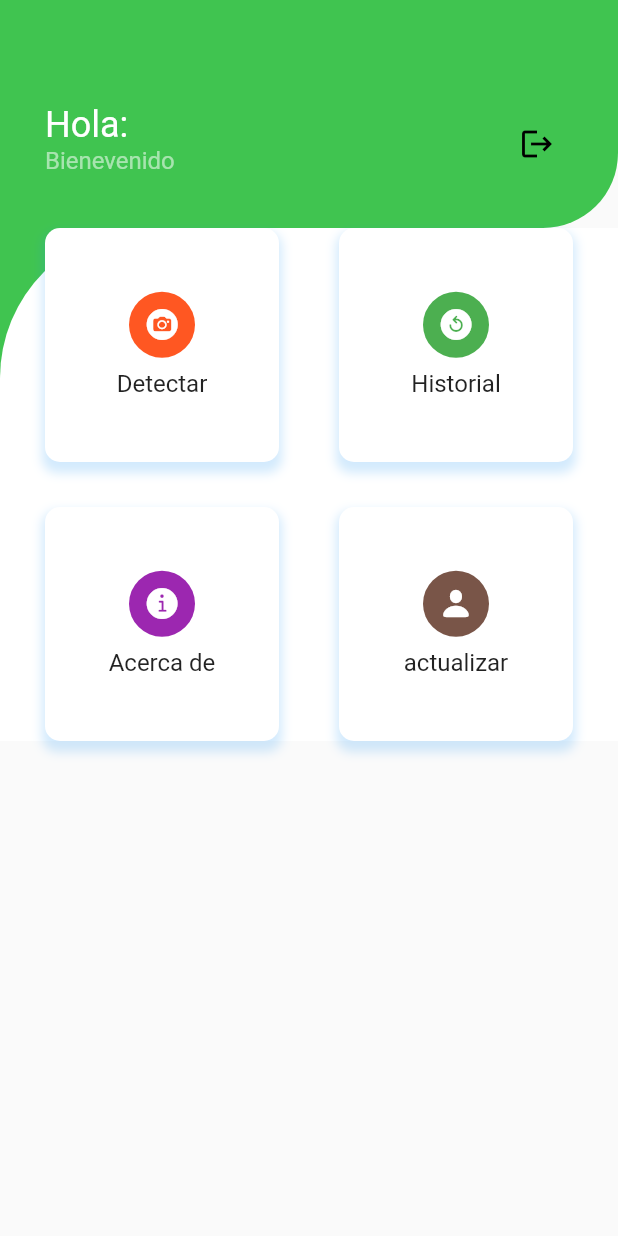
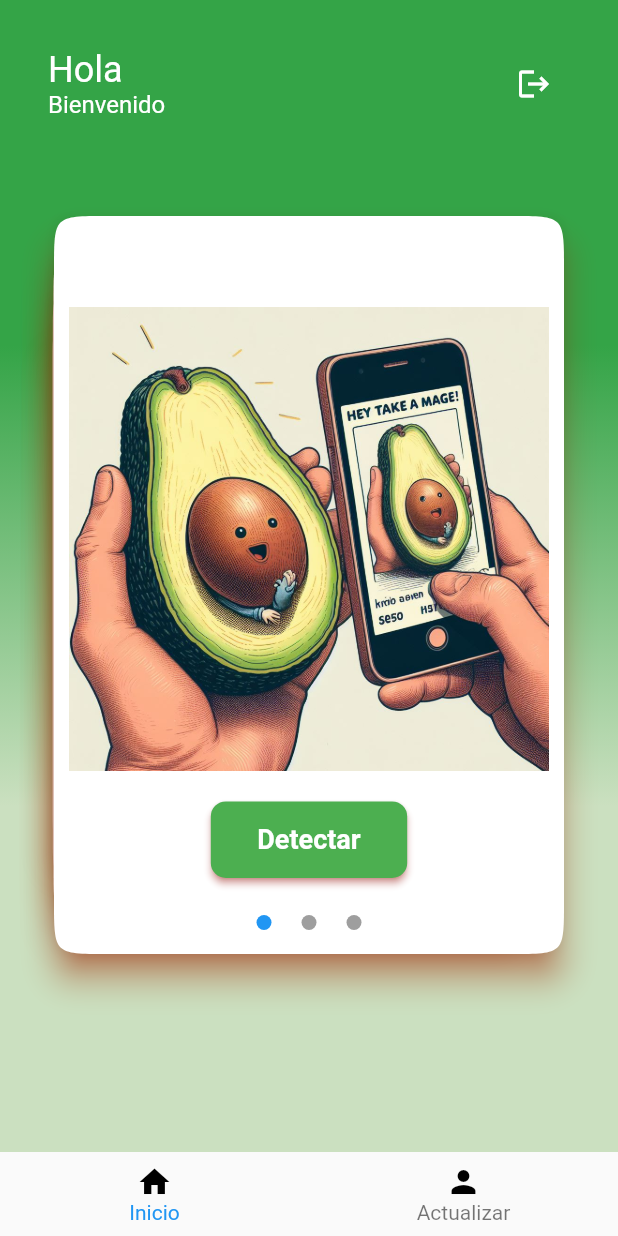
Before and after one commit to EduardoTrujillo0410/AppVocado, a Flutter app: the screen it shows once a user with an empty profile is signed in, on a phone screen of 412 x 824 dp. Run offline on Flutter 3.47's test engine with Material 2 defaults, Android fonts, the light colour scheme and no system bars; our stand-ins replace firebase_auth, firebase_core, flutter_swiper_view; accounts and stored records are empty; network calls fail.

Commit message:
FIXEDMENU V 0.2.1

```diff
--- /dev/null
+++ b/lib/components/colores.dart
@@ -0,0 +1,9 @@
+import 'package:flutter/material.dart';
+
+Color primaryTextColor = Color(0xFF414C6B);
+Color secondaryTextColor = Color(0xFFE4979E);
+Color titleTextColor = Colors.white;
+Color contentTextColor = Color(0xff868686);
+Color navigationColor = Color.fromARGB(255, 255, 255, 255);
+Color gradientStartColor = Color.fromARGB(255, 52, 164, 71);
+Color gradientEndColor = Color.fromARGB(255, 203, 224, 192);
--- a/lib/components/my_button.dart
+++ b/lib/components/my_button.dart
@@ -18,7 +18,7 @@ class MyButton extends StatelessWidget {
         padding: const EdgeInsets.all(25),
         margin: const EdgeInsets.symmetric(horizontal: 25.0),
         decoration: BoxDecoration(
-          color: Color.fromARGB(255, 106, 5, 101),
+          color: const Color.fromARGB(255, 106, 5, 101),
           borderRadius: BorderRadius.circular(8),
         ),
         child: Center(
--- a/lib/components/my_textfield.dart
+++ b/lib/components/my_textfield.dart
@@ -26,7 +26,7 @@ class MyTextField extends StatelessWidget {
             focusedBorder: const OutlineInputBorder(
               borderSide: BorderSide(color: Color.fromARGB(255, 138, 138, 138)),
             ),
-            fillColor: const Color.fromARGB(190, 255, 255, 255),
+            fillColor: const Color.fromARGB(236, 255, 255, 255),
             filled: true,
             hintText: hintText,
             hintStyle: const TextStyle(color: Color.fromARGB(255, 0, 0, 0))),
--- /dev/null
+++ b/lib/components/widgets.dart
@@ -0,0 +1,182 @@
+import 'package:appvocado/views/acerca_de_page.dart';
+import 'package:appvocado/views/detectar_page.dart';
+import 'package:appvocado/views/historial_page.dart';
+import 'package:flutter/material.dart';
+
+class DetectarCard extends StatelessWidget {
+  const DetectarCard({super.key});
+
+  @override
+  Widget build(BuildContext context) {
+    return Card(
+      elevation: 9.0,
+      color: Color.fromARGB(255, 255, 255, 255),
+      shadowColor: Color.fromARGB(255, 255, 60, 0),
+      shape:
+          ContinuousRectangleBorder(borderRadius: BorderRadius.circular(35.0)),
+      child: Column(
+        mainAxisAlignment: MainAxisAlignment.center,
+        children: [
+          Container(
+            padding: const EdgeInsets.all(10.0),
+            width: double
+                .infinity, // La imagen ocupa toda la anchura de la tarjeta
+            height: MediaQuery.of(context).size.height *
+                0.40, // Ajusta la altura según lo que necesites
+            child: Image.asset(
+              'lib/images/detectar.jpeg', // Ruta de la imagen
+              fit: BoxFit.cover, // Ajusta la imagen dentro del contenedor
+            ),
+          ),
+          const SizedBox(height: 10.0),
+          ElevatedButton(
+            onPressed: () {
+              Navigator.push(context,
+                  MaterialPageRoute(builder: (context) => DetectarPage()));
+            },
+            style: ElevatedButton.styleFrom(
+              shape: RoundedRectangleBorder(
+                borderRadius: BorderRadius.circular(10.0),
+              ),
+              backgroundColor: Colors.green, // Color de fondo del botón
+              foregroundColor: Colors.white, // Color del texto del botón
+              shadowColor: Colors.red, // Color de la sombra
+              textStyle: const TextStyle(
+                fontSize: 18.0,
+                fontWeight: FontWeight.bold,
+              ),
+            ),
+            child: Container(
+              padding: const EdgeInsets.all(15.0),
+              child: const Text(
+                'Detectar',
+                style: TextStyle(
+                  fontSize: 18.0,
+                  fontWeight: FontWeight.bold,
+                ),
+              ),
+            ),
+          ),
+        ],
+      ),
+    );
+  }
+}
+
+class HistorialCard extends StatelessWidget {
+  const HistorialCard({super.key});
+
+  @override
+  Widget build(BuildContext context) {
+    return Card(
+      elevation: 9.0,
+      shadowColor: Color.fromARGB(255, 255, 115, 0),
+      shape:
+          ContinuousRectangleBorder(borderRadius: BorderRadius.circular(35.0)),
+      child: Column(
+        mainAxisAlignment: MainAxisAlignment.center,
+        children: [
+          Container(
+            padding: const EdgeInsets.all(10.0),
+            width: double
+                .infinity, // La imagen ocupa toda la anchura de la tarjeta
+            height: MediaQuery.of(context).size.height *
+                0.40, // Ajusta la altura según lo que necesites
+            child: Image.asset(
+              'lib/images/Historial.jpeg', // Ruta de la imagen
+              fit: BoxFit.cover, // Ajusta la imagen dentro del contenedor
+            ),
+          ),
+          const SizedBox(height: 10.0),
+          ElevatedButton(
+            onPressed: () {
+              Navigator.push(context,
+                  MaterialPageRoute(builder: (context) => HistorialPage()));
+            },
+            style: ElevatedButton.styleFrom(
+              shape: RoundedRectangleBorder(
+                borderRadius: BorderRadius.circular(10.0),
+              ),
+              backgroundColor: Colors.green, // Color de fondo del botón
+              foregroundColor: Colors.white, // Color del texto del botón
+              shadowColor: Colors.red, // Color de la sombra
+              textStyle: const TextStyle(
+                fontSize: 18.0,
+                fontWeight: FontWeight.bold,
+              ),
+            ),
+            child: Container(
+              padding: const EdgeInsets.all(15.0),
+              child: const Text(
+                'Historial',
+                style: TextStyle(
+                  fontSize: 18.0,
+                  fontWeight: FontWeight.bold,
+                ),
+              ),
+            ),
+          ),
+        ],
+      ),
+    );
+  }
+}
+
+class AcercaDeCard extends StatelessWidget {
+  const AcercaDeCard({super.key});
+
+  @override
+  Widget build(BuildContext context) {
+    return Card(
+      elevation: 9.0,
+      shadowColor: const Color.fromARGB(255, 232, 56, 3),
+      shape:
+          ContinuousRectangleBorder(borderRadius: BorderRadius.circular(35.0)),
+      child: Column(
+        mainAxisAlignment: MainAxisAlignment.center,
+        children: [
+          Container(
+            padding: const EdgeInsets.all(10.0),
+            width: double
+                .infinity, // La imagen ocupa toda la anchura de la tarjeta
+            height: MediaQuery.of(context).size.height *
+                0.40, // Ajusta la altura según lo que necesites
+            child: Image.asset(
+              'lib/images/acerca_de.jpeg', // Ruta de la imagen
+              fit: BoxFit.cover, // Ajusta la imagen dentro del contenedor
+            ),
+          ),
+          const SizedBox(height: 10.0),
+          ElevatedButton(
+            onPressed: () {
+              Navigator.push(context,
+                  MaterialPageRoute(builder: (context) => AcercaDePage()));
+            },
+            style: ElevatedButton.styleFrom(
+              shape: RoundedRectangleBorder(
+                borderRadius: BorderRadius.circular(10.0),
+              ),
+              backgroundColor: Colors.green, // Color de fondo del botón
+              foregroundColor: Colors.white, // Color del texto del botón
+              shadowColor: Colors.red, // Color de la sombra
+              textStyle: const TextStyle(
+                fontSize: 18.0,
+                fontWeight: FontWeight.bold,
+              ),
+            ),
+            child: Container(
+              padding: const EdgeInsets.all(15.0),
+              child: const Text(
+                'Acerca de',
+                style: TextStyle(
+                  fontSize: 18.0,
+                  fontWeight: FontWeight.bold,
+                ),
+              ),
+            ),
+          ),
+        ],
+      ),
+    );
+  }
+}
--- a/lib/pages/auth_page.dart
+++ b/lib/pages/auth_page.dart
@@ -4,7 +4,9 @@ import 'package:flutter/material.dart';
 import 'package:firebase_auth/firebase_auth.dart';
 
 class AuthPage extends StatelessWidget {
-  const AuthPage({super.key});
+  const AuthPage({
+    super.key,
+  });
 
   @override
   Widget build(BuildContext context) {
@@ -14,7 +16,7 @@ class AuthPage extends StatelessWidget {
         builder: (context, snapshot) {
           //el usuario esta logeado
           if (snapshot.hasData) {
-            return HomePage();
+            return const HomePage();
           }
           //el usuario no esta logeado
           else {
--- a/lib/pages/home_page.dart
+++ b/lib/pages/home_page.dart
@@ -1,139 +1,54 @@
-import 'package:firebase_auth/firebase_auth.dart';
-import 'package:flutter/cupertino.dart';
+import 'package:appvocado/components/colores.dart';
+import 'package:appvocado/views/actualizar_page.dart';
+import 'package:appvocado/views/pagina_principal.dart';
 import 'package:flutter/material.dart';
 
-class HomePage extends StatelessWidget {
-  HomePage({super.key});
+// ignore: must_be_immutable
+class HomePage extends StatefulWidget {
+  const HomePage({super.key});
 
-  final user = FirebaseAuth.instance.currentUser!;
-  Color colorVerde = const Color.fromARGB(217, 32, 187, 50);
+  @override
+  State<HomePage> createState() => _HomePageState();
+}
 
-  //cerrar sesion metodo
-  void signUserOut() {
-    FirebaseAuth.instance.signOut();
-  }
+class _HomePageState extends State<HomePage> {
+  int selectedIndex = 0;
 
   @override
   Widget build(BuildContext context) {
+    final screens = [const paginaPrincipal(), ActualizarPage()];
+
     return Scaffold(
-      body: ListView(
-        padding: EdgeInsets.zero,
-        children: [
-          Container(
-            decoration: BoxDecoration(
-              color: colorVerde,
-              borderRadius: const BorderRadius.only(
-                bottomRight: Radius.circular(50),
-              ),
+      body: screens[selectedIndex],
+      bottomNavigationBar: BottomNavigationBar(
+        unselectedLabelStyle:
+            const TextStyle(color: Color.fromARGB(255, 0, 0, 0), fontSize: 14),
+        currentIndex: selectedIndex,
+        onTap: (value) {
+          setState(() {
+            selectedIndex = value;
+          });
+        },
+        elevation: 0,
+        items: [
+          BottomNavigationBarItem(
+            icon: const Icon(
+              Icons.home,
+              color: Color.fromARGB(255, 0, 0, 0),
             ),
-            child: Column(
-              children: [
-                const SizedBox(
-                  height: 60,
-                ),
-                ListTile(
-                  contentPadding: const EdgeInsets.symmetric(
-                    horizontal: 30,
-                  ),
-                  title: Text(
-                    'Hola: ${user.email}',
-                    style: Theme.of(context)
-                        .textTheme
-                        .headlineSmall
-                        ?.copyWith(color: Colors.white),
-                  ),
-                  subtitle: Text(
-                    'Bienevenido',
-                    style: Theme.of(context)
-                        .textTheme
-                        .titleMedium
-                        ?.copyWith(color: Colors.white54),
-                  ),
-                  trailing: IconButton(
-                    onPressed: signUserOut,
-                    icon: const Icon(Icons.logout),
-                    color: Colors.black,
-                  ),
-                ),
-                const SizedBox(
-                  height: 20,
-                )
-              ],
+            label: 'Inicio',
+            backgroundColor: navigationColor,
+          ),
+          BottomNavigationBarItem(
+            icon: const Icon(
+              Icons.person,
+              color: Color.fromARGB(255, 0, 0, 0),
             ),
-          ),
-          Container(
-            color: colorVerde,
-            child: Container(
-              padding: const EdgeInsets.symmetric(horizontal: 30),
-              decoration: const BoxDecoration(
-                color: Colors.white,
-                borderRadius: BorderRadius.only(
-                  topLeft: Radius.circular(100),
-                ),
-              ),
-              child: GridView.count(
-                shrinkWrap: true,
-                physics: const NeverScrollableScrollPhysics(),
-                crossAxisCount: 2,
-                crossAxisSpacing: 40,
-                mainAxisSpacing: 30,
-                children: [
-                  itemDashboard(context, 'Detectar',
-                      CupertinoIcons.camera_circle_fill, Colors.deepOrange),
-                  itemDashboard(
-                      context,
-                      'Historial',
-                      CupertinoIcons.arrow_counterclockwise_circle_fill,
-                      Colors.green),
-                  itemDashboard(context, 'Acerca de',
-                      CupertinoIcons.info_circle_fill, Colors.purple),
-                  itemDashboard(context, 'actualizar',
-                      CupertinoIcons.person_solid, Colors.brown),
-                ],
-              ),
-            ),
+            label: 'Actualizar',
+            backgroundColor: navigationColor,
           )
         ],
       ),
     );
   }
-
-  Widget itemDashboard(
-          BuildContext context, title, IconData iconData, Color background) =>
-      Container(
-        decoration: BoxDecoration(
-          color: Colors.white,
-          borderRadius: BorderRadius.circular(10),
-          boxShadow: [
-            BoxShadow(
-                offset: const Offset(0, 5),
-                color: Theme.of(context).primaryColor.withOpacity(.2),
-                spreadRadius: 2,
-                blurRadius: 5)
-          ],
-        ),
-        child: Column(
-          mainAxisAlignment: MainAxisAlignment.center,
-          children: [
-            Container(
-              padding: const EdgeInsets.all(10),
-              decoration: BoxDecoration(
-                color: background,
-                shape: BoxShape.circle,
-              ),
-              child: Icon(
-                iconData,
-                color: Colors.white,
-              ),
-            ),
-            const SizedBox(
-              height: 8,
-            ),
-            Text(
-              title,
-              style: Theme.of(context).textTheme.titleMedium,
-            ),
-          ],
-        ),
-      );
 }
--- a/lib/pages/login_or_register.dart
+++ b/lib/pages/login_or_register.dart
@@ -3,7 +3,9 @@ import 'package:appvocado/pages/register_page.dart';
 import 'package:flutter/material.dart';
 
 class LoginOrRegisterPage extends StatefulWidget {
-  const LoginOrRegisterPage({super.key});
+  const LoginOrRegisterPage({
+    super.key,
+  });
 
   @override
   State<LoginOrRegisterPage> createState() => _LoginOrRegisterPageState();
--- a/lib/pages/login_page.dart
+++ b/lib/pages/login_page.dart
@@ -1,7 +1,6 @@
 import 'package:appvocado/components/my_button.dart';
 import 'package:appvocado/components/my_textfield.dart';
 import 'package:appvocado/components/square_tile.dart';
-import 'package:appvocado/pages/home_page.dart';
 import 'package:firebase_auth/firebase_auth.dart';
 import 'package:flutter/material.dart';
 
@@ -24,11 +23,11 @@ class _LoginPageState extends State<LoginPage> {
       context: context,
       builder: (context) {
         return AlertDialog(
-          backgroundColor: Color.fromARGB(255, 113, 119, 125),
+          backgroundColor: const Color.fromARGB(255, 113, 119, 125),
           title: Center(
             child: Text(
               message,
-              style: TextStyle(color: Colors.white),
+              style: const TextStyle(color: Colors.white),
             ),
           ),
         );
@@ -171,7 +170,7 @@ class _LoginPageState extends State<LoginPage> {
                           ),
                           Padding(
                             padding:
-                                const EdgeInsets.symmetric(horizontal: 10.0),
+                                EdgeInsets.symmetric(horizontal: 10.0),
                             child: Text(
                               'o continua con',
                               style: TextStyle(
--- a/lib/pages/register_page.dart
+++ b/lib/pages/register_page.dart
@@ -1,7 +1,6 @@
 import 'package:appvocado/components/my_button.dart';
 import 'package:appvocado/components/my_textfield.dart';
 import 'package:appvocado/components/square_tile.dart';
-import 'package:appvocado/pages/login_or_register.dart';
 import 'package:firebase_auth/firebase_auth.dart';
 import 'package:flutter/material.dart';
 
@@ -25,11 +24,11 @@ class _RegisterPageState extends State<RegisterPage> {
       context: context,
       builder: (context) {
         return AlertDialog(
-          backgroundColor: Color.fromARGB(255, 31, 71, 153),
+          backgroundColor: const Color.fromARGB(255, 31, 71, 153),
           title: Center(
             child: Text(
               message,
-              style: TextStyle(color: Colors.white),
+              style: const TextStyle(color: Colors.white),
             ),
           ),
         );
@@ -61,9 +60,10 @@ class _RegisterPageState extends State<RegisterPage> {
       );
 
       if (context.mounted) Navigator.pop(context);
-      displayMessage("Registro exitoso");
+      //displayMessage("Registro exitoso");
     } on FirebaseAuthException catch (e) {
       //pop loading circle
+      // ignore: use_build_context_synchronously
       Navigator.pop(context);
       //mostrar error al usuario
       displayMessage(e.code);
@@ -82,7 +82,7 @@ class _RegisterPageState extends State<RegisterPage> {
   @override
   Widget build(BuildContext context) {
     return Scaffold(
-      backgroundColor: Color.fromARGB(255, 174, 206, 175),
+      backgroundColor: const Color.fromARGB(255, 174, 206, 175),
       body: Container(
         decoration: const BoxDecoration(
           image: DecorationImage(
--- /dev/null
+++ b/lib/views/acerca_de_page.dart
@@ -0,0 +1,15 @@
+import 'package:flutter/material.dart';
+
+class AcercaDePage extends StatelessWidget {
+  @override
+  Widget build(BuildContext context) {
+    return Scaffold(
+      appBar: AppBar(
+        title: Text('Página de acerca de'),
+      ),
+      body: Center(
+        child: Text('Contenido de la página de Detectar'),
+      ),
+    );
+  }
+}
--- /dev/null
+++ b/lib/views/actualizar_page.dart
@@ -0,0 +1,19 @@
+import 'package:appvocado/components/colores.dart';
+import 'package:flutter/material.dart';
+
+class ActualizarPage extends StatefulWidget {
+  @override
+  State<ActualizarPage> createState() => _ActualizarPageState();
+}
+
+class _ActualizarPageState extends State<ActualizarPage> {
+  @override
+  Widget build(BuildContext context) {
+    return Scaffold(
+      backgroundColor: gradientEndColor,
+      body: Center(
+        child: Text('Contenido de la página de Actualizar'),
+      ),
+    );
+  }
+}
--- /dev/null
+++ b/lib/views/detectar_page.dart
@@ -0,0 +1,15 @@
+import 'package:flutter/material.dart';
+
+class DetectarPage extends StatelessWidget {
+  @override
+  Widget build(BuildContext context) {
+    return Scaffold(
+      appBar: AppBar(
+        title: Text('Página de Detectar'),
+      ),
+      body: Center(
+        child: Text('Contenido de la página de Detectar'),
+      ),
+    );
+  }
+}
--- /dev/null
+++ b/lib/views/historial_page.dart
@@ -0,0 +1,15 @@
+import 'package:flutter/material.dart';
+
+class HistorialPage extends StatelessWidget {
+  @override
+  Widget build(BuildContext context) {
+    return Scaffold(
+      appBar: AppBar(
+        title: Text('Página de Historial'),
+      ),
+      body: Center(
+        child: Text('Contenido de la página de historial'),
+      ),
+    );
+  }
+}
--- /dev/null
+++ b/lib/views/pagina_principal.dart
@@ -0,0 +1,105 @@
+import 'package:appvocado/components/colores.dart';
+import 'package:appvocado/components/widgets.dart';
+import 'package:firebase_auth/firebase_auth.dart';
+import 'package:flutter/material.dart';
+import 'package:flutter_swiper_view/flutter_swiper_view.dart';
+
+// ignore: must_be_immutable, camel_case_types
+class paginaPrincipal extends StatefulWidget {
+  const paginaPrincipal({super.key});
+
+  @override
+  State<paginaPrincipal> createState() => _paginaPrincipalState();
+}
+
+// ignore: camel_case_types
+class _paginaPrincipalState extends State<paginaPrincipal> {
+  int selectedIndex = 0;
+
+  final List<Widget> cards = [
+    const DetectarCard(),
+    const HistorialCard(),
+    const AcercaDeCard(),
+  ];
+
+  final user = FirebaseAuth.instance.currentUser!;
+
+  Color colorVerde = const Color.fromARGB(217, 32, 187, 50);
+
+  //cerrar sesion metodo
+  void signUserOut() {
+    FirebaseAuth.instance.signOut();
+  }
+
+  @override
+  Widget build(BuildContext context) {
+    return Scaffold(
+      backgroundColor: gradientEndColor,
+      body: Container(
+        decoration: BoxDecoration(
+            gradient: LinearGradient(
+                colors: [gradientStartColor, gradientEndColor],
+                begin: Alignment.topCenter,
+                end: Alignment.bottomCenter,
+                stops: [0.3, 0.7])),
+        child: SafeArea(
+          child: Padding(
+            padding: const EdgeInsets.all(32.0),
+            child: Column(
+              children: <Widget>[
+                Row(
+                  mainAxisAlignment: MainAxisAlignment.spaceBetween,
+                  children: [
+                    Column(
+                      crossAxisAlignment: CrossAxisAlignment.start,
+                      children: <Widget>[
+                        Text(
+                          'Hola ${user.email}',
+                          style: Theme.of(context)
+                              .textTheme
+                              .headlineSmall
+                              ?.copyWith(color: Colors.white),
+                        ),
+                        Text(
+                          'Bienvenido',
+                          style: Theme.of(context)
+                              .textTheme
+                              .titleMedium
+                              ?.copyWith(color: Colors.white),
+                        ),
+                      ],
+                    ),
+                    IconButton(
+                      onPressed: signUserOut,
+                      icon: const Icon(Icons.logout),
+                      color: const Color.fromARGB(255, 255, 255, 255),
+                    ),
+                  ],
+                ),
+                const SizedBox(
+                  height: 60,
+                ),
+                // ignore: sized_box_for_whitespace
+                Container(
+                  height: 500,
+                  child: Swiper(
+                    itemBuilder: (BuildContext context, int index) {
+                      return cards[index];
+                    },
+                    itemWidth: MediaQuery.of(context).size.width - 1 * 64,
+                    itemHeight: 500,
+                    itemCount: cards.length,
+                    layout: SwiperLayout.STACK,
+                    pagination: const SwiperPagination(
+                        builder: DotSwiperPaginationBuilder(
+                            color: Colors.grey, activeSize: 10, space: 10)),
+                  ),
+                ),
+              ],
+            ),
+          ),
+        ),
+      ),
+    );
+  }
+}
--- a/pubspec.yaml
+++ b/pubspec.yaml
@@ -28,6 +28,7 @@ environment:
 # the latest version available on pub.dev. To see which dependencies have newer
 # versions available, run `flutter pub outdated`.
 dependencies:
+  flutter_swiper_view: ^1.1.8
   flutter:
     sdk: flutter
 
@@ -35,7 +36,7 @@ dependencies:
   # The following adds the Cupertino Icons font to your application.
   # Use with the CupertinoIcons class for iOS style icons.
   cupertino_icons: ^1.0.2
-  firebase_core: ^2.15.1
+  firebase_core: ^2.16.0
   firebase_auth: ^4.9.0
   cloud_firestore: ^4.9.2
 dev_dependencies:
```
Also changed, not shown: flutter_01.png (added), lib/images/Historial.jpeg (added), lib/images/acerca_de.jpeg (added), lib/images/detectar.jpeg (added), pubspec.lock, 6 other files.
